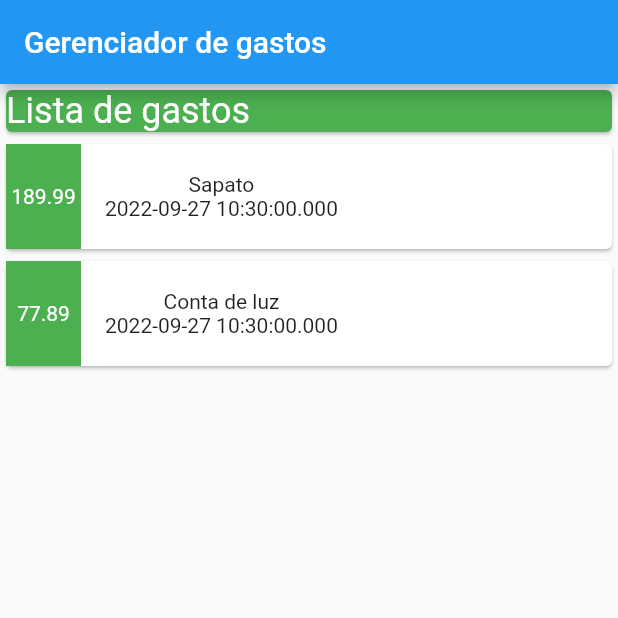
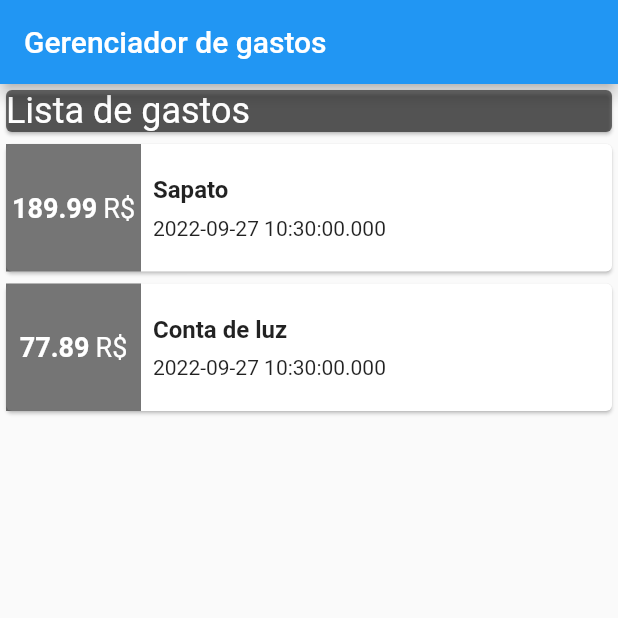
Before and after one commit to silveiraluisf/projeto_flutter_treino_gerenciador_gastos, a Flutter app: the screen it shows after launch, on a phone screen of 412 x 824 dp, the top half of it. Run offline on Flutter 3.47's test engine with Material 2 defaults, Android fonts, the light colour scheme and no system bars.

Commit message:
estilização dos cards de gastos

```diff
--- a/lib/main.dart
+++ b/lib/main.dart
@@ -38,7 +38,7 @@ class MyHomePage extends StatelessWidget {
             const SizedBox(
               width: double.infinity,
               child: Card(
-                color: Colors.green,
+                color: Colors.black54,
                 child: Text(
                   'Lista de gastos',
                   style: TextStyle(fontSize: 24, color: Colors.white),
@@ -51,20 +51,40 @@ class MyHomePage extends StatelessWidget {
                   child: Row(
                     children: [
                       Container(
-                        color: Colors.green,
-                        width: 50,
-                        height: 70,
-                        child: Center(
-                            child: Text(
-                          tx.amount.toString(),
-                          style: const TextStyle(color: Colors.white),
-                        )),
+                        color: Colors.black54,
+                        width: 90,
+                        height: 85,
+                        child: Row(
+                            mainAxisAlignment: MainAxisAlignment.center,
+                            children: [
+                              Text(
+                                tx.amount.toString(),
+                                style: const TextStyle(
+                                    color: Colors.white,
+                                    fontWeight: FontWeight.bold,
+                                    fontSize: 18),
+                              ),
+                              const Padding(
+                                padding: EdgeInsets.only(left: 4),
+                                child: Text(
+                                  'R\$',
+                                  style: TextStyle(color: Colors.white, fontSize: 18),
+                                ),
+                              ),
+                            ]),
                       ),
                       Padding(
-                        padding: const EdgeInsets.all(16.0),
+                        padding: const EdgeInsets.all(8.0),
                         child: Column(
+                          crossAxisAlignment: CrossAxisAlignment.start,
                           children: [
-                            Text(tx.title),
+                            Padding(
+                              padding: const EdgeInsets.only(bottom: 8),
+                              child: Text(tx.title,
+                                  style: const TextStyle(
+                                      fontWeight: FontWeight.bold,
+                                      fontSize: 16)),
+                            ),
                             Text(tx.date.toString()),
                           ],
                         ),
```
